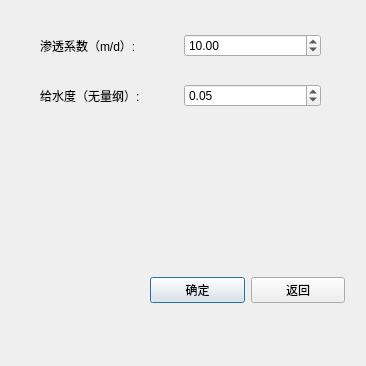
First picture: the form in set_hydrogeological_parameter.ui, repository Yulei-3005240023/Random_flow, before the edit.
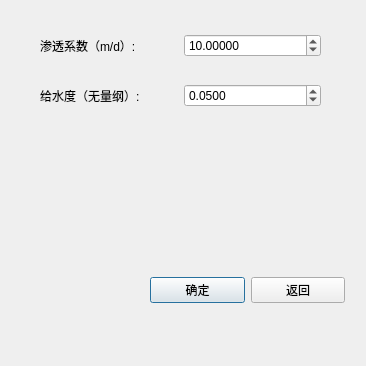
Second picture: the form after the edit.

```diff
--- a/set_hydrogeological_parameter.ui
+++ b/set_hydrogeological_parameter.ui
@@ -35,6 +35,9 @@
     </item>
     <item>
      <widget class="QDoubleSpinBox" name="doubleSpinBox_specific_yield">
+      <property name="decimals">
+       <number>4</number>
+      </property>
       <property name="value">
        <double>0.050000000000000</double>
       </property>
@@ -64,6 +67,9 @@
     </item>
     <item>
      <widget class="QDoubleSpinBox" name="doubleSpinBox_hydraulic_conductivity">
+      <property name="decimals">
+       <number>5</number>
+      </property>
       <property name="maximum">
        <double>9999.989999999999782</double>
       </property>
```
